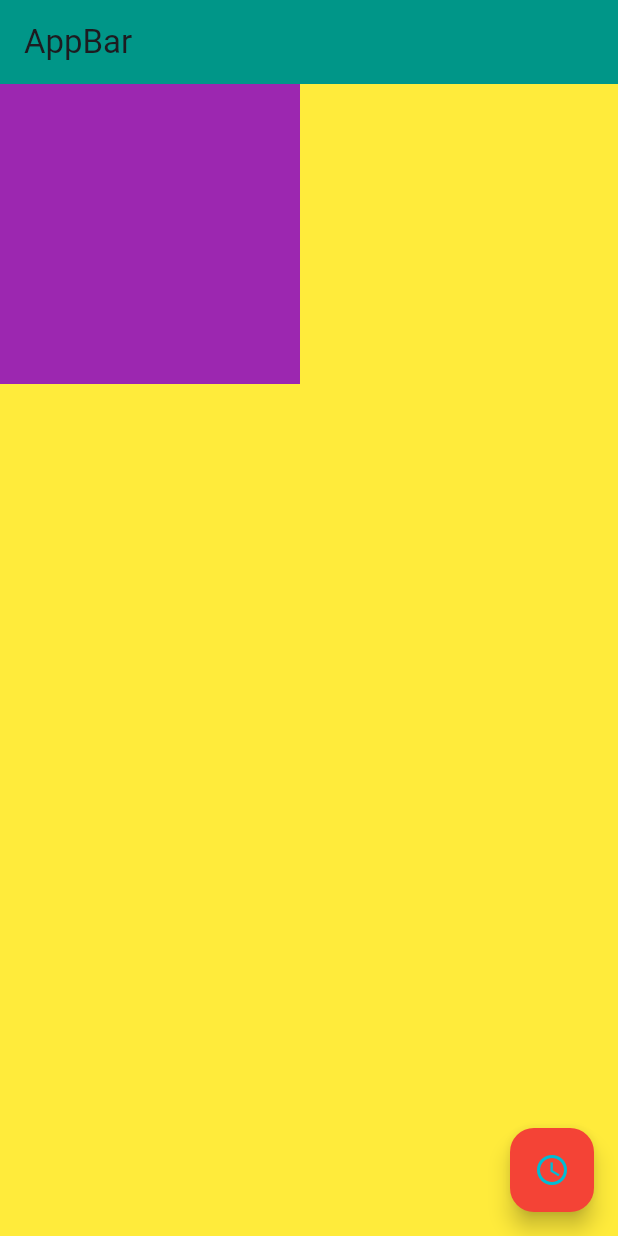
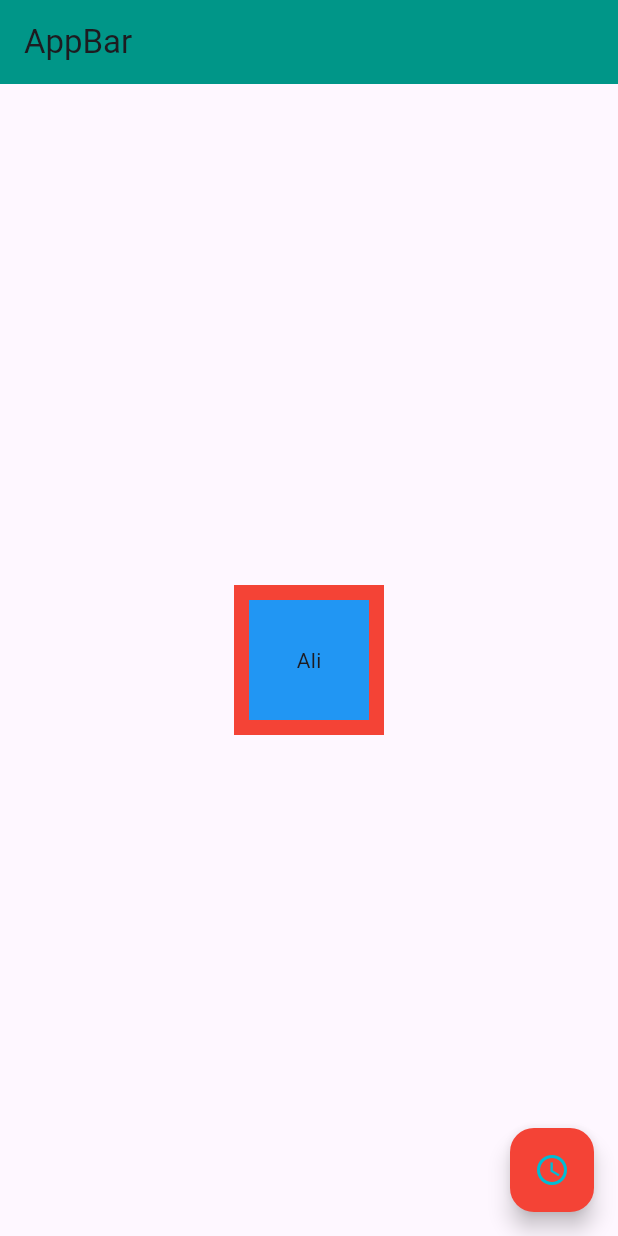
Before and after one commit to aliiakyildiz/flutter-dersleri-ealtunbilek, a Flutter app: the screen it shows after launch, on a phone screen of 412 x 824 dp. Run offline on Flutter 3.47's test engine with Material 3 defaults, Android fonts, the phone set to English and light mode, and no system bars.

Commit message:
-Ders 6 -Container Alignment Margin ve Padding Özellikleri

```diff
--- a/flutter_ilk_proje/lib/main.dart
+++ b/flutter_ilk_proje/lib/main.dart
@@ -14,7 +14,6 @@ class FirstApp extends StatelessWidget {
         appBarTheme: const AppBarTheme(color: Colors.teal),
       ),
       home: Scaffold(
-          backgroundColor: Colors.yellow,
         appBar: AppBar(
           title: const Text("AppBar"),
         ),
@@ -28,15 +27,22 @@ class FirstApp extends StatelessWidget {
             color: Colors.cyan,
           ),
         ),
-          body: Container(
-            color: Colors.purple,
-            // child: Text(
-            //   "Ali" * 2,
-            //   textAlign: TextAlign.center,
-            // ),
-            constraints: BoxConstraints(
-                minHeight: 100, minWidth: 100, maxHeight: 200, maxWidth: 200),
-          )),
+        body: Center(
+          child: Container(
+            width: 100,
+            height: 100,
+            color: Colors.red,
+            child: Container(
+              alignment: Alignment.center,
+              color: Colors.blue,
+              margin: EdgeInsets.all(10),
+              width: 50,
+              height: 50,
+              child: Text("Ali"),
+            ),
+          ),
+        ),
+      ),
     );
   }
 }
```
Lines whose indentation alone changed are shown as unchanged.
